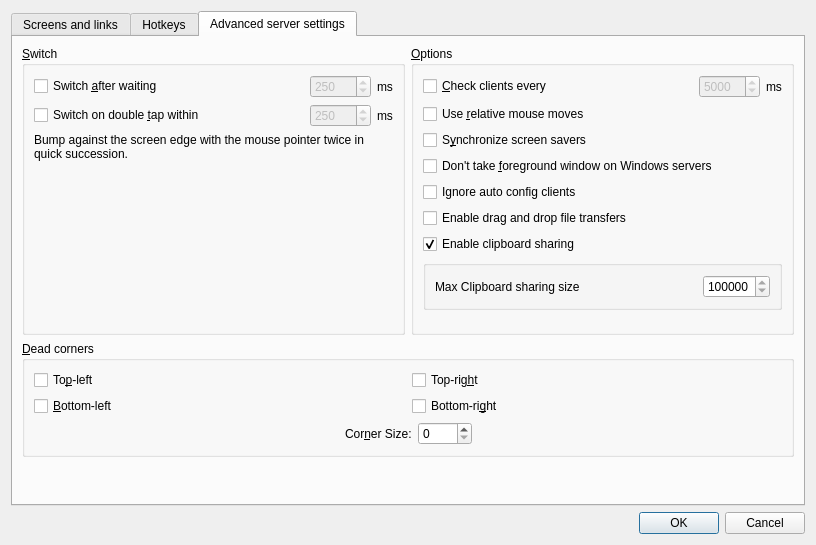
Old version of the form src/gui/src/ServerConfigDialog.ui in the repository Craft374/input-leap.
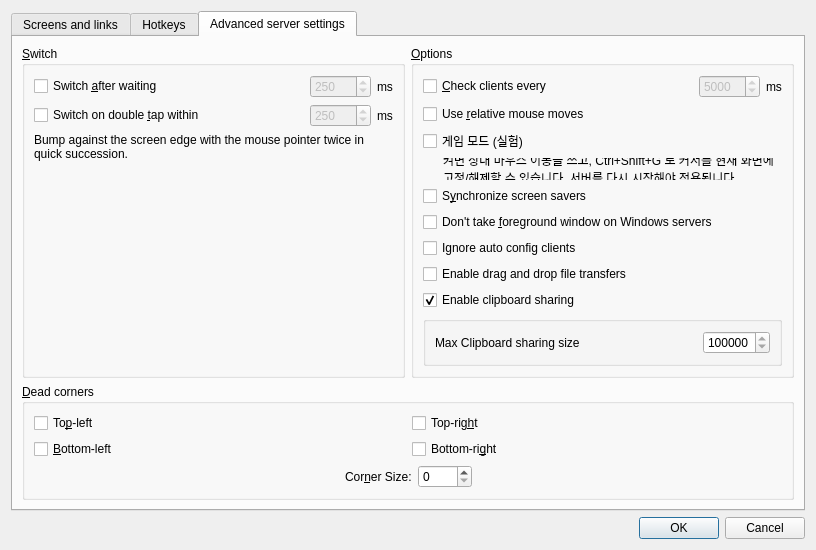
New version of the form. The open tabs and pages were chosen to show the change. Icons and pictures are not drawn. Custom widgets are drawn as their Qt base class.

Commit message: add: 휴대폰 트랙패드, 역할 교환, 게임 모드

The edit to the form file:
```diff
--- a/src/gui/src/ServerConfigDialog.ui
+++ b/src/gui/src/ServerConfigDialog.ui
@@ -477,6 +477,8 @@
            </widget>
           </item>
           <item row="1" column="0">
+           <layout class="QVBoxLayout" name="verticalLayoutGameMode">
+            <item>
            <widget class="QCheckBox" name="m_pCheckBoxRelativeMouseMoves">
             <property name="enabled">
              <bool>true</bool>
@@ -485,6 +487,28 @@
              <string>Use &amp;relative mouse moves</string>
             </property>
            </widget>
+            </item>
+            <item>
+             <widget class="QCheckBox" name="m_pCheckBoxGameMode">
+              <property name="text">
+               <string>게임 모드 (실험)</string>
+              </property>
+             </widget>
+            </item>
+            <item>
+             <widget class="QLabel" name="m_pLabelGameMode">
+              <property name="text">
+               <string>켜면 상대 마우스 이동을 쓰고, Ctrl+Shift+G 로 커서를 현재 화면에 고정/해제할 수 있습니다. 서버를 다시 시작해야 적용됩니다.</string>
+              </property>
+              <property name="wordWrap">
+               <bool>true</bool>
+              </property>
+              <property name="indent">
+               <number>20</number>
+              </property>
+             </widget>
+            </item>
+           </layout>
           </item>
           <item row="2" column="0">
            <widget class="QCheckBox" name="m_pCheckBoxScreenSaverSync">
```
Lines whose indentation alone changed are shown as unchanged. The commit also changes 27 other files.
